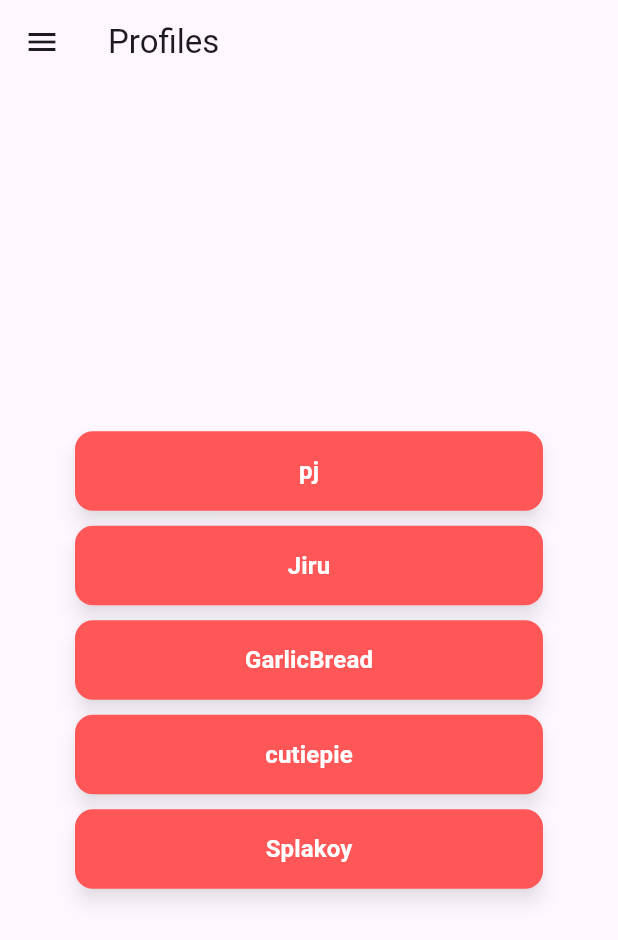
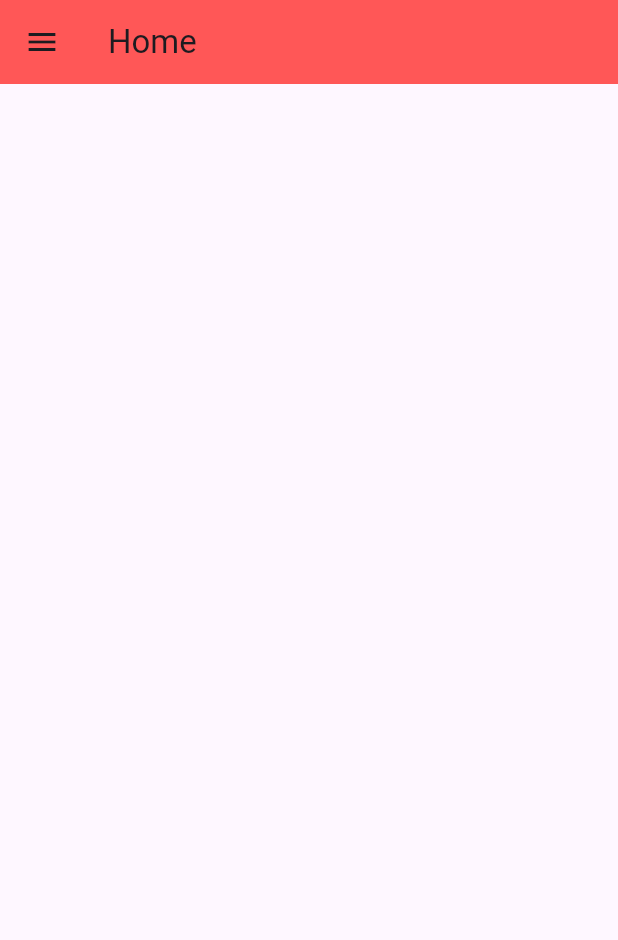
Before and after one commit to cheesyGarlicBread15/profile, a Flutter app: the screen it shows after launch, on a phone screen of 412 x 824 dp. Shown: the top 940 px of the screen. Run offline on Flutter 3.47's test engine with Material 3 defaults, Android fonts, the light colour scheme and no system bars.

Commit message:
firestore nalang kulang

```diff
--- /dev/null
+++ b/lib/custom_appbar.dart
@@ -0,0 +1,68 @@
+import 'package:flutter/material.dart';
+import 'package:profile/profiles.dart';
+
+class CustomAppBar extends StatelessWidget implements PreferredSizeWidget {
+  final String title;
+
+  const CustomAppBar({super.key, required this.title});
+
+  @override
+  Widget build(BuildContext context) {
+    return AppBar(
+      title: Text(title),
+      backgroundColor: const Color(0xFFFF5757),
+      leading: Builder(
+        builder: (context) {
+          return IconButton(
+            icon: const Icon(Icons.menu),
+            onPressed: () => Scaffold.of(context).openDrawer(),
+          );
+        },
+      ),
+    );
+  }
+
+  @override
+  Size get preferredSize => const Size.fromHeight(kToolbarHeight);
+}
+
+class CustomDrawer extends StatelessWidget {
+  const CustomDrawer({super.key});
+
+  @override
+  Widget build(BuildContext context) {
+    return Drawer(
+      child: ListView(
+        padding: EdgeInsets.zero,
+        children: [
+          const DrawerHeader(
+            decoration: BoxDecoration(
+              color: Color(0xFFFF5757),
+            ),
+            child: Text(
+              'Profiles',
+              style: TextStyle(
+                color: Colors.white,
+                fontSize: 24,
+              ),
+            ),
+          ),
+          ListTile(
+            leading: const Icon(Icons.home),
+            title: const Text('Home'),
+            onTap: () => Navigator.pushNamed(context, '/'),
+          ),
+          ...profiles.map((profile) {
+            return ListTile(
+              leading: const Icon(Icons.person),
+              title: Text(profile['nickname']),
+              onTap: () {
+                Navigator.pushNamed(context, '/profile', arguments: profile);
+              },
+            );
+          }),
+        ],
+      ),
+    );
+  }
+}
--- a/lib/main.dart
+++ b/lib/main.dart
@@ -11,13 +11,10 @@ class MainApp extends StatelessWidget {
 
   @override
   Widget build(BuildContext context) {
-    return MaterialApp(
+    return const MaterialApp(
       title: 'Profile',
       initialRoute: '/',
       onGenerateRoute: AppRoutes.onGenerateRoute,
-      routes: {
-        '/home': (context) => HomeScreen()
-      },
     );
   }
 }
--- /dev/null
+++ b/lib/profiles.dart
@@ -0,0 +1,72 @@
+  final List<Map<String, dynamic>> profiles = [
+    {
+      'id': '1',
+      'profile': 'paul.jpg',
+      'nickname': 'pj',
+      'fullname': 'Paul Julius Labrador',
+      'blood type': 'B-',
+      'donations': 5,
+      'age': 29,
+      'last donation': 'January 15, 2024',
+      'address': '123 Elm Street, Springfield, IL',
+      'phone': '+1 555-123-4567',
+      'email': 'jakult69@email.com',
+      'rank': 'ambassador',
+    },
+    {
+      'id': '2',
+      'profile': 'jibril.jpg',
+      'nickname': 'Jiru',
+      'fullname': 'Jibril Leandear Paul Rubi',
+      'blood type': 'A-',
+      'donations': 3,
+      'age': 34,
+      'last donation': 'December 5, 2023',
+      'address': '456 Oak Avenue, Madison, WI',
+      'phone': '+1 555-987-6543',
+      'email': 'jlprui@email.com',
+      'rank': 'regular',
+    },
+    {
+      'id': '3',
+      'profile': 'prof.jpg',
+      'nickname': 'GarlicBread',
+      'fullname': 'Daven Alajid',
+      'blood type': 'O+',
+      'donations': 1,
+      'age': 22,
+      'last donation': 'October 19, 2024',
+      'address': '789 Pine Road, Chicago, IL',
+      'phone': '+1 555-555-7890',
+      'email': 'dabon@email.com',
+      'rank': 'top',
+    },
+    {
+      'id': '4',
+      'profile': 'sayson.jpg',
+      'nickname': 'cutiepie',
+      'fullname': 'Davin Klein Sayson',
+      'blood type': 'AB-',
+      'donations': 2,
+      'age': 28,
+      'last donation': 'November 18, 2023',
+      'address': '321 Maple Drive, Peoria, IL',
+      'phone': '+1 555-321-4321',
+      'email': 'princess0_0@email.com',
+      'rank': 'occasional',
+    },
+    {
+      'id': '5',
+      'profile': 'zeldrex.jpg',
+      'nickname': 'Splakoy',
+      'fullname': 'Zeldrex June Inso',
+      'blood type': 'O-',
+      'donations': 6,
+      'age': 39,
+      'last donation': 'January 22, 2024',
+      'address': '654 Birch Boulevard, Rockford, IL',
+      'phone': '+1 555-222-3456',
+      'email': 'TotalShell@email.com',
+      'rank': 'leader',
+    }
+  ];
--- a/lib/routes.dart
+++ b/lib/routes.dart
@@ -5,21 +5,29 @@ import 'package:profile/screens/profile_screen.dart';
 class AppRoutes {
   static Route? onGenerateRoute(RouteSettings setting) {
     final args = setting.arguments;
+
     switch (setting.name) {
       case '/':
-        return MaterialPageRoute(
-          builder: (context) => HomeScreen(),
-        );
+        return MaterialPageRoute(builder: (context) => HomeScreen());
+
       case '/profile':
-        return MaterialPageRoute(
-          builder: (context) => ProfileScreen(data: args as Map<String, dynamic>),
-        );
+        if (args is Map<String, dynamic>) {
+          return MaterialPageRoute(
+            builder: (context) => ProfileScreen(data: args),
+          );
+        }
+        return _errorRoute(setting.name);
+
       default:
-        return MaterialPageRoute(builder: (context) => Scaffold(
-          body: Center(
-            child: Text('No route defined for ${setting.name}'),
-          ),
-        ));
+        return _errorRoute(setting.name);
     }
   }
+
+  static Route _errorRoute(String? name) {
+    return MaterialPageRoute(
+      builder: (context) => Scaffold(
+        body: Center(child: Text('No route defined for $name')),
+      ),
+    );
+  }
 }
--- a/lib/screens/home_screen.dart
+++ b/lib/screens/home_screen.dart
@@ -1,116 +1,16 @@
 import 'package:flutter/material.dart';
 import 'package:profile/buttons/profile_button.dart';
+import 'package:profile/custom_appbar.dart';
+import 'package:profile/profiles.dart';
 
 class HomeScreen extends StatelessWidget {
   HomeScreen({super.key});
-  final List<Map<String, dynamic>> profiles = [
-    {
-      'profile': 'paul.jpg',
-      'nickname': 'pj',
-      'fullname': 'Paul Julius Labrador',
-      'blood type': 'B-',
-      'donations': 5,
-      'age': 29,
-      'last donation': 'January 15, 2024',
-      'address': '123 Elm Street, Springfield, IL',
-      'phone': '+1 555-123-4567',
-      'email': 'jakult69@email.com',
-      'rank': 'Donor Ambassador',
-    },
-    {
-      'profile': 'jibril.jpg',
-      'nickname': 'Jiru',
-      'fullname': 'Jibril Leandear Paul Rubi',
-      'blood type': 'A-',
-      'donations': 3,
-      'age': 34,
-      'last donation': 'December 5, 2023',
-      'address': '456 Oak Avenue, Madison, WI',
-      'phone': '+1 555-987-6543',
-      'email': 'jlprui@email.com',
-      'rank': 'Regular Donor',
-    },
-    {
-      'profile': 'prof.jpg',
-      'nickname': 'GarlicBread',
-      'fullname': 'Daven Alajid',
-      'blood type': 'O+',
-      'donations': 1,
-      'age': 22,
-      'last donation': 'October 19, 2024',
-      'address': '789 Pine Road, Chicago, IL',
-      'phone': '+1 555-555-7890',
-      'email': 'dabon@email.com',
-      'rank': 'Top Donor',
-    },
-    {
-      'profile': 'sayson.jpg',
-      'nickname': 'cutiepie',
-      'fullname': 'Davin Klein Sayson',
-      'blood type': 'AB-',
-      'donations': 2,
-      'age': 28,
-      'last donation': 'November 18, 2023',
-      'address': '321 Maple Drive, Peoria, IL',
-      'phone': '+1 555-321-4321',
-      'email': 'princess0_0@email.com',
-      'rank': 'Occasional Donor',
-    },
-    {
-      'profile': 'zeldrex.jpg',
-      'nickname': 'Splakoy',
-      'fullname': 'Zeldrex June Inso',
-      'blood type': 'O-',
-      'donations': 6,
-      'age': 39,
-      'last donation': 'January 22, 2024',
-      'address': '654 Birch Boulevard, Rockford, IL',
-      'phone': '+1 555-222-3456',
-      'email': 'TotalShell@email.com',
-      'rank': 'Donor Leader',
-    }
-  ];
 
   @override
   Widget build(BuildContext context) {
     return Scaffold(
-      appBar: AppBar(
-        title: const Text('Profiles'),
-      ),
-      drawer: Drawer(
-        child: ListView(
-          padding: EdgeInsets.zero,
-          children: [
-            const DrawerHeader(
-              decoration: BoxDecoration(
-                color: Colors.blue,
-              ),
-              child: Text(
-                'Profiles',
-                style: TextStyle(
-                  color: Colors.white,
-                  fontSize: 24,
-                ),
-              ),
-            ),
-            ListTile(
-              leading: const Icon(Icons.person),
-              title: Text('Home'),
-              onTap: () => Navigator.pushNamed(context, '/home'),
-            ),
-            ...profiles.map((profile) {
-              return ListTile(
-                leading: const Icon(Icons.person),
-                title: Text(profile['nickname']),
-                onTap: () {
-                  Navigator.pushNamed(context, '/profile',
-                      arguments: profile);
-                },
-              );
-            }),
-          ],
-        ),
-      ),
+      appBar: const CustomAppBar(title: 'Home'),
+      drawer: const CustomDrawer(),
       body: Center(
         child: Container(
           margin: const EdgeInsets.symmetric(horizontal: 50),
@@ -118,15 +18,15 @@ class HomeScreen extends StatelessWidget {
             mainAxisAlignment: MainAxisAlignment.center,
             crossAxisAlignment: CrossAxisAlignment.stretch,
             children: [
-              ...profiles.map((profile) {
-                return ProfileButton(
-                  onPressed: () {
-                    Navigator.pushNamed(context, '/profile',
-                        arguments: profile);
-                  },
-                  text: profile['nickname'],
-                );
-              })
+              // ...profiles.map((profile) {
+              //   return ProfileButton(
+              //     onPressed: () {
+              //       Navigator.pushNamed(context, '/profile',
+              //           arguments: profile);
+              //     },
+              //     text: profile['nickname'],
+              //   );
+              // })
             ],
           ),
         ),
```
Also changed, not shown: lib/screens/profile_screen.dart (+107 -91 lines).
